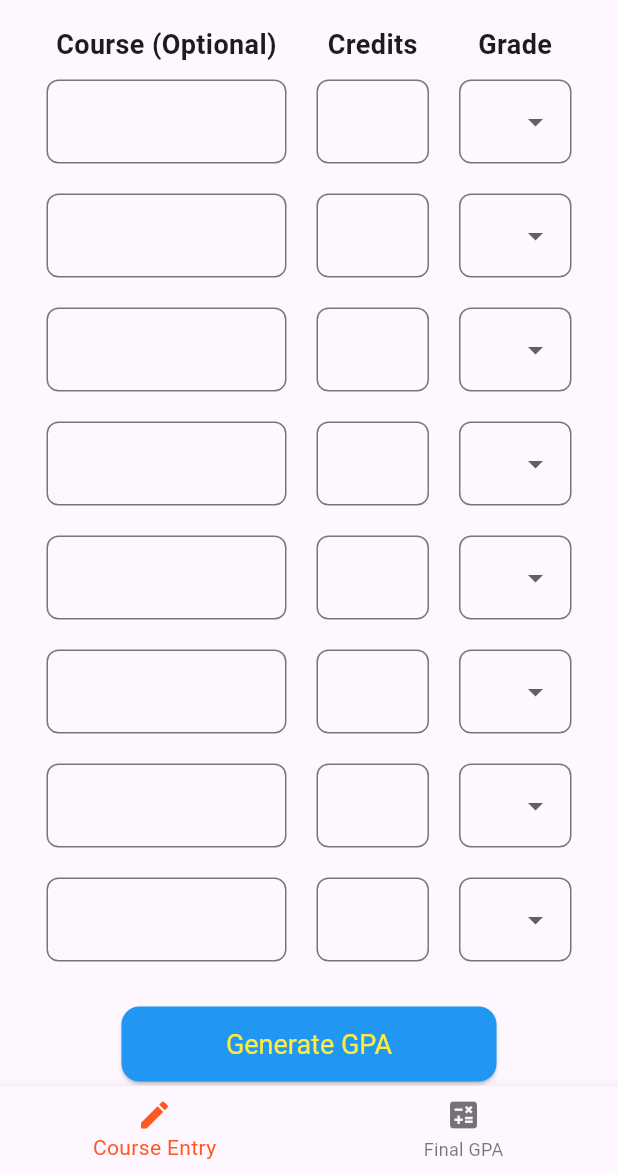
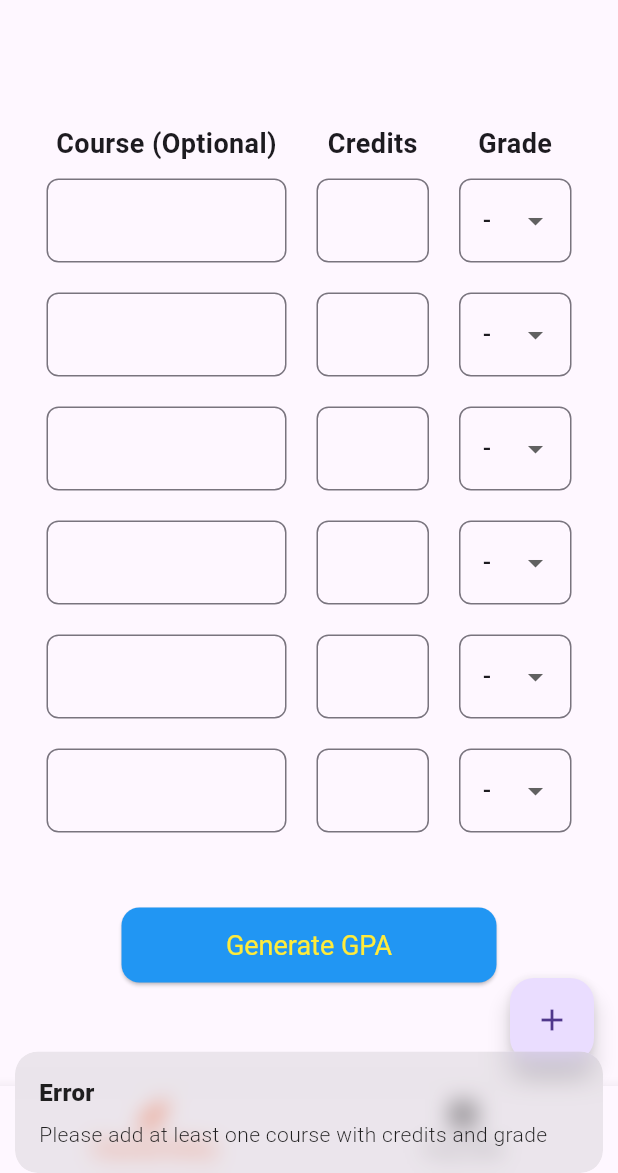
Before and after one commit to NavvAbhishek/GPA-Flow, a Flutter app: the screen it shows after launch, after a tap on "Generate GPA", on a phone screen of 412 x 824 dp, the part 63-1236 px from its top. Run offline on Flutter 3.47's test engine with Material 3 defaults, Android fonts, the phone set to English and light mode, and no system bars; our stand-ins replace get.

Commit message:
update course entry screen

```diff
--- a/lib/screens/course_entry.dart
+++ b/lib/screens/course_entry.dart
@@ -1,4 +1,7 @@
 import 'package:flutter/material.dart';
+import 'package:code/controllers/course_controller.dart';
+import 'package:code/models/course_model.dart';
+import 'package:get/get.dart';
 
 class CourseEntry extends StatefulWidget {
   const CourseEntry({super.key});
@@ -9,6 +12,11 @@ class CourseEntry extends StatefulWidget {
 
 class _CourseEntryState extends State<CourseEntry> {
   String? _selectedGrade;
+
+  final CourseController courseController = Get.put(CourseController());
+
+  // List to track entry form state
+  final List<CourseEntryRow> _courseRows = [];
 
   // List of grade values
   final List<String> _grades = [
@@ -28,6 +36,19 @@ class _CourseEntryState extends State<CourseEntry> {
     'F',
     'NP'
   ];
+
+  @override
+  void initState() {
+    super.initState();
+    // Initialize with a few empty rows
+    for (int i = 0; i < 6; i++) {
+      _courseRows.add(CourseEntryRow(
+        nameController: TextEditingController(),
+        creditController: TextEditingController(),
+        selectedGrade: '-',
+      ));
+    }
+  }
 
 // Header Row
   Widget _buildHeaderRow() {
@@ -64,13 +85,14 @@ class _CourseEntryState extends State<CourseEntry> {
     );
   }
 
-  Widget _buildCourseEntryRow() {
+  Widget _buildCourseEntryRow(int index) {
     return Row(
       mainAxisSize: MainAxisSize.min,
       children: [
         SizedBox(
           width: 160,
           child: TextField(
+            controller: _courseRows[index].nameController,
             decoration: InputDecoration(
               border: OutlineInputBorder(
                 borderRadius: BorderRadius.circular(8.0),
@@ -84,6 +106,8 @@ class _CourseEntryState extends State<CourseEntry> {
         SizedBox(
           width: 75,
           child: TextField(
+            controller: _courseRows[index].creditController,
+            keyboardType: TextInputType.number,
             decoration: InputDecoration(
               border: OutlineInputBorder(
                 borderRadius: BorderRadius.circular(8.0),
@@ -97,7 +121,7 @@ class _CourseEntryState extends State<CourseEntry> {
         SizedBox(
           width: 75,
           child: DropdownButtonFormField<String>(
-            value: _selectedGrade,
+            value: _courseRows[index].selectedGrade,
             decoration: InputDecoration(
               border: OutlineInputBorder(
                 borderRadius: BorderRadius.circular(8.0),
@@ -111,7 +135,7 @@ class _CourseEntryState extends State<CourseEntry> {
             }).toList(),
             onChanged: (value) {
               setState(() {
-                _selectedGrade = value;
+                _courseRows[index].selectedGrade = value!;
               });
             },
           ),
@@ -123,7 +147,7 @@ class _CourseEntryState extends State<CourseEntry> {
   Widget _buildSubmitButton() {
     return ElevatedButton(
       onPressed: () {
-        print("GPA Generated!");
+        _submitCourses();
       },
       style: ElevatedButton.styleFrom(
         minimumSize: Size(250, 50),
@@ -140,6 +164,57 @@ class _CourseEntryState extends State<CourseEntry> {
     );
   }
 
+  void _submitCourses() {
+    // Clear previous courses
+    courseController.clearCourses();
+
+    // Add all valid courses
+    for (var row in _courseRows) {
+      // Skip rows without credit values or with invalid values
+      if (row.creditController.text.isEmpty || row.selectedGrade == '-') {
+        continue;
+      }
+
+      try {
+        double credits = double.parse(row.creditController.text);
+        String name = row.nameController.text.isEmpty
+            ? "Course ${courseController.courses.length + 1}"
+            : row.nameController.text;
+
+        double gradePoints = Course.getGradePoints(row.selectedGrade);
+
+        Course course = Course(
+          name: name,
+          credits: credits,
+          grade: row.selectedGrade,
+          gradePoints: gradePoints,
+        );
+
+        courseController.addCourse(course);
+      } catch (e) {
+        print("Error adding course: $e");
+        // Show error message if needed
+      }
+    }
+
+    // Show a snackbar with the result
+    if (courseController.courses.isNotEmpty) {
+      Get.snackbar(
+        "Success",
+        "Added ${courseController.courses.length} courses",
+        snackPosition: SnackPosition.BOTTOM,
+        duration: Duration(seconds: 2),
+      );
+    } else {
+      Get.snackbar(
+        "Error",
+        "Please add at least one course with credits and grade",
+        snackPosition: SnackPosition.BOTTOM,
+        duration: Duration(seconds: 2),
+      );
+    }
+  }
+
   @override
   Widget build(BuildContext context) {
     return Scaffold(
@@ -151,27 +226,45 @@ class _CourseEntryState extends State<CourseEntry> {
             children: [
               _buildHeaderRow(),
               SizedBox(height: 10),
-              _buildCourseEntryRow(),
-              SizedBox(height: 20),
-              _buildCourseEntryRow(),
-              SizedBox(height: 20),
-              _buildCourseEntryRow(),
-              SizedBox(height: 20),
-              _buildCourseEntryRow(),
-              SizedBox(height: 20),
-              _buildCourseEntryRow(),
-              SizedBox(height: 20),
-              _buildCourseEntryRow(),
-              SizedBox(height: 20),
-              _buildCourseEntryRow(),
-              SizedBox(height: 20),
-              _buildCourseEntryRow(),
+              ...List.generate(_courseRows.length, (index) {
+                return Column(
+                  children: [
+                    _buildCourseEntryRow(index),
+                    SizedBox(height: 20),
+                  ],
+                );
+              }),
               SizedBox(height: 30), // Space before the button
               _buildSubmitButton(), // Submit Button
             ],
           ),
         ),
       ),
+      floatingActionButton: FloatingActionButton(
+        onPressed: () {
+          setState(() {
+            _courseRows.add(CourseEntryRow(
+              nameController: TextEditingController(),
+              creditController: TextEditingController(),
+              selectedGrade: '-',
+            ));
+          });
+        },
+        tooltip: 'Add Course',
+        child: Icon(Icons.add),
+      ),
     );
   }
 }
+
+class CourseEntryRow {
+  final TextEditingController nameController;
+  final TextEditingController creditController;
+  String selectedGrade;
+
+  CourseEntryRow({
+    required this.nameController,
+    required this.creditController,
+    required this.selectedGrade,
+  });
+}
```
